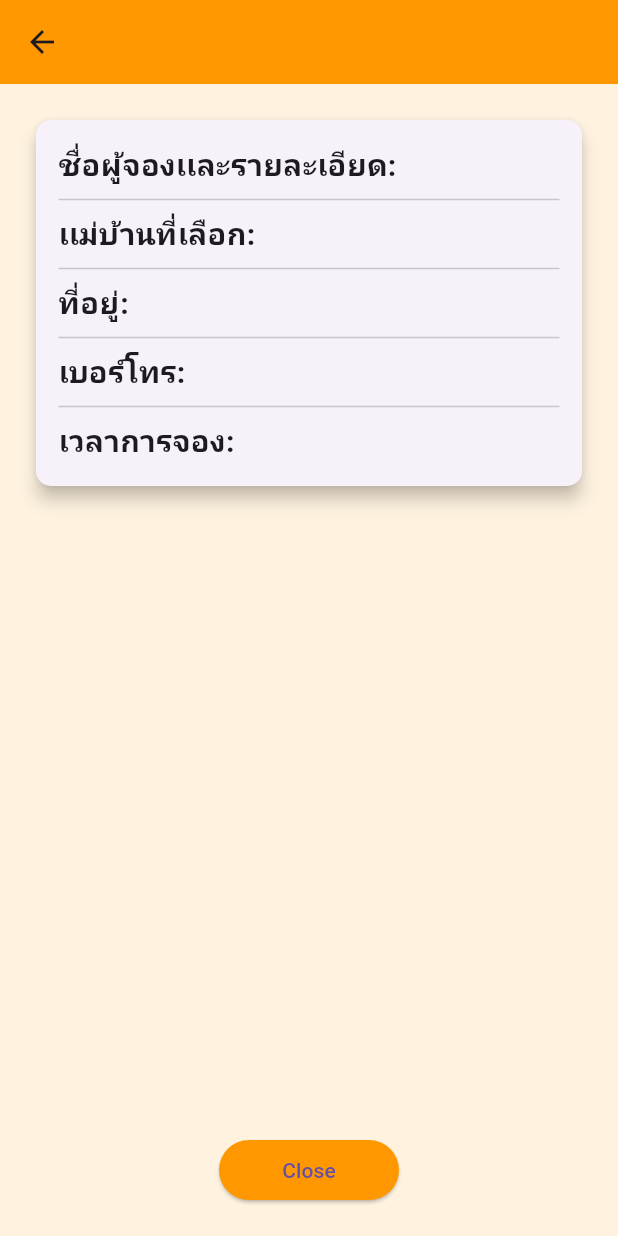
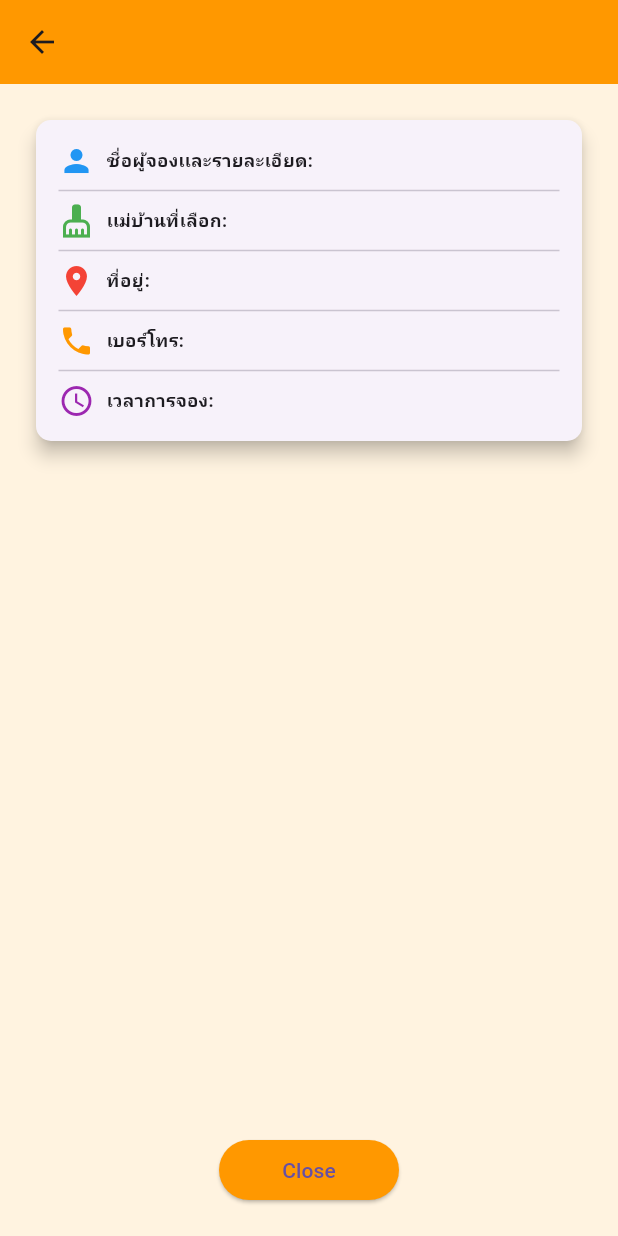
Before and after one commit to Pakawat14/final_project_mobile, a Flutter app: the DetailScreen screen opened directly with empty values, on a phone screen of 412 x 824 dp. Run offline on Flutter 3.47's test engine with Material 3 defaults, Android fonts, the phone set to English and light mode, and no system bars; our stand-ins replace cloud_firestore, firebase_auth, firebase_core, table_calendar; accounts and stored records are empty.

Commit message:
Add files via upload

```diff
--- a/lib/database/database_helper.dart
+++ b/lib/database/database_helper.dart
@@ -32,8 +32,6 @@ class DatabaseHelper {
   }
 
 
-
-
   // ดึงข้อมูลสินค้าแบบเรียลไทม์
   Stream<QuerySnapshot> getStream() {
     return collection.snapshots();
--- a/lib/pages/product.dart
+++ b/lib/pages/product.dart
@@ -317,34 +317,59 @@ class DetailScreen extends StatelessWidget {
                           child: Column(
                             crossAxisAlignment: CrossAxisAlignment.start,
                             children: [
+  Row(
+    children: [
+      Icon(Icons.person, color: Colors.blue), // Icon with color
+      SizedBox(width: 8), // Space between the icon and text
       Text(
         'ชื่อผู้จองเเละรายละเอียด: ${productdetail.name}',
-                                style: TextStyle(
-                                    fontSize: 20, fontWeight: FontWeight.bold),
+        style: TextStyle(fontSize: 12, fontWeight: FontWeight.bold),
+      ),
+    ],
   ),
   Divider(),
+  Row(
+    children: [
+      Icon(Icons.cleaning_services, color: Colors.green),
+      SizedBox(width: 8),
       Text(
         'เเม่บ้านที่เลือก: ${productdetail.description}',
-                                style: TextStyle(
-                                    fontSize: 20, fontWeight: FontWeight.bold),
+        style: TextStyle(fontSize: 12, fontWeight: FontWeight.bold),
+      ),
+    ],
   ),
   Divider(),
+  Row(
+    children: [
+      Icon(Icons.location_on, color: Colors.red),
+      SizedBox(width: 8),
       Text(
         'ที่อยู่: ${productdetail.address}',
-                                style: TextStyle(
-                                    fontSize: 20, fontWeight: FontWeight.bold),
+        style: TextStyle(fontSize: 12, fontWeight: FontWeight.bold),
+      ),
+    ],
   ),
   Divider(),
+  Row(
+    children: [
+      Icon(Icons.phone, color: Colors.orange),
+      SizedBox(width: 8),
       Text(
         'เบอร์โทร: ${productdetail.contactnumber}',
-                                style: TextStyle(
-                                    fontSize: 20, fontWeight: FontWeight.bold),
+        style: TextStyle(fontSize: 12, fontWeight: FontWeight.bold),
+      ),
+    ],
   ),
   Divider(),
+  Row(
+    children: [
+      Icon(Icons.access_time, color: Colors.purple),
+      SizedBox(width: 8),
       Text(
         'เวลาการจอง: ${productdetail.bookingTime}',
-                                style: TextStyle(
-                                    fontSize: 20, fontWeight: FontWeight.bold),
+        style: TextStyle(fontSize: 12, fontWeight: FontWeight.bold),
+      ),
+    ],
   ),
 ],
                           ),
```
Lines whose indentation alone changed are shown as unchanged.
